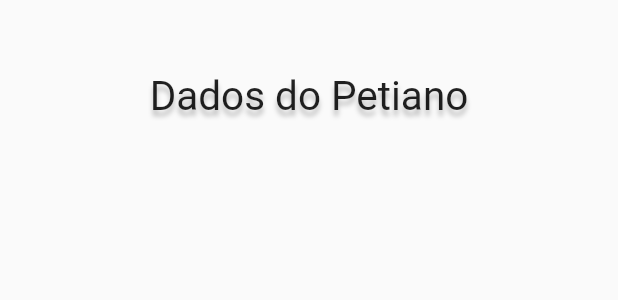
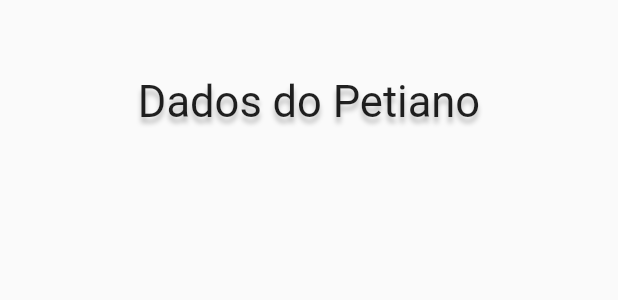
Before and after one commit to MahatKC/organizapet, a Flutter app: the PageTitle widget shown alone on an empty page, opened directly, on a phone screen of 412 x 824 dp. Shown: the top 300 px of the screen. Run offline on Flutter 3.47's test engine with Material 2 defaults, Android fonts, the phone set to English and light mode, and no system bars; our stand-ins replace cloud_firestore, firebase_auth, firebase_core, google_fonts; accounts and stored records are empty.

Commit message:
widget dado do petiano
Co-authored-by: Leonardo Vanzin <EnergyFall266@users.noreply.github.com>

```diff
--- /dev/null
+++ b/organizapet/lib/modules/visualizar_dados_petiano/visualizar_dados_petiano.dart
@@ -0,0 +1,35 @@
+import 'package:flutter/material.dart';
+import 'package:organizapet/shared/themes/app_colors.dart';
+import 'package:organizapet/shared/themes/app_images.dart';
+import 'package:organizapet/shared/widgets/app_bar/appBar.dart';
+import 'package:organizapet/shared/widgets/box_info/box_info.dart';
+import 'package:organizapet/shared/widgets/menu/menuSanduiche.dart';
+import 'package:organizapet/shared/widgets/page_title/page_title.dart';
+
+class VisualizarDadosPetiano extends StatefulWidget {
+  const VisualizarDadosPetiano({Key? key}) : super(key: key);
+
+  @override
+  _VisualizarDadosPetianoState createState() => _VisualizarDadosPetianoState();
+}
+
+class _VisualizarDadosPetianoState extends State<VisualizarDadosPetiano> {
+  @override
+  Widget build(BuildContext context) {
+    return MaterialApp(
+        debugShowCheckedModeBanner: false,
+        home: Scaffold(
+            backgroundColor: AppColors.background,
+            drawer: MenuSanduiche(),
+            appBar: AppBar(
+              title: BarraApp(),
+            ),
+            body: ListView(children: [
+              PageTitle(title: "Dados do Petiano"),
+              BoxInfo(
+                imagem: AppImages.google,
+              ),
+              Center(child: Image.asset(AppImages.usuario)),
+            ])));
+  }
+}
--- a/organizapet/lib/screen_manager.dart
+++ b/organizapet/lib/screen_manager.dart
@@ -3,6 +3,7 @@ import 'package:organizapet/modules/login/login_page.dart';
 import 'package:organizapet/modules/lista_petianos/lista_petianos.dart';
 import 'package:organizapet/modules/dados_petiano/petiano.dart';
 import 'package:organizapet/modules/splash/splash_page.dart';
+import 'package:organizapet/modules/visualizar_dados_petiano/visualizar_dados_petiano.dart';
 
 class ScreenManager extends StatelessWidget {
   const ScreenManager({Key? key}) : super(key: key);
@@ -12,10 +13,11 @@ class ScreenManager extends StatelessWidget {
     return MaterialApp(
       debugShowCheckedModeBanner: false,
       title: 'OrganizaPET',
-      initialRoute: '/splash',
+      initialRoute: '/visualizar_dados_petiano',
       routes: {
         '/splash': (context) => SplashPage(),
         '/lista_petianos': (context) => ListaPetianos(),
+        '/visualizar_dados_petiano': (context) => VisualizarDadosPetiano(),
         //'/visualizar_petiano': (context) =>
         '/dados_petiano': (context) => PerfilUsuario(
             nome: ModalRoute.of(context)!.settings.arguments as String)
--- a/organizapet/lib/shared/themes/app_colors.dart
+++ b/organizapet/lib/shared/themes/app_colors.dart
@@ -13,4 +13,5 @@ class AppColors {
   static final boxList = Color(0xFF6FC3E8).withOpacity(0.15);
   static final boxListBorder = Color(0xFF6FC3E8);
   static final arrow = Color(0xFF646161).withOpacity(0.88);
+  static final infoBox = Color(0xFF666666);
 }
--- a/organizapet/lib/shared/themes/app_images.dart
+++ b/organizapet/lib/shared/themes/app_images.dart
@@ -1,4 +1,17 @@
 class AppImages {
   static const logoOrganiza = "assets/images/logo.png";
-  static  const google = "assets/images/google.png";
+  static const google = "assets/images/google.png";
+  static const ano = "assets/images/Ano.png";
+  static const dataNascimento = "assets/images/birthday-cake.png";
+  static const cpf = "assets/images/CPF.png";
+  static const rg = "assets/images/RG.png";
+  static const github = "assets/images/github.png";
+  static const icv = "assets/images/ICV.png";
+  static const insta = "assets/images/instagram.png";
+  static const email = "assets/images/mail.png";
+  static const orientador = "assets/images/Orientador.png";
+  static const telefone = "assets/images/phone.png";
+  static const camiseta = "assets/images/tshirt.png";
+  static const unioeste = "assets/images/Unio.png";
+  static const usuario = "assets/images/user.png";
 }
--- a/organizapet/lib/shared/themes/app_text_styles.dart
+++ b/organizapet/lib/shared/themes/app_text_styles.dart
@@ -29,8 +29,7 @@ class TextStyles {
           color: Colors.black.withOpacity(0.25),
           offset: Offset(0, 3),
         )
-  ]
-  );
+      ]);
 
   static final button = GoogleFonts.actor(
     fontSize: 19,
@@ -47,4 +46,9 @@ class TextStyles {
     fontSize: 16,
     color: AppColors.subtitleBoxList,
   );
+
+  static final infoBox = GoogleFonts.inter(
+    fontSize: 18,
+    color: AppColors.infoBox,
+  );
 }
--- a/organizapet/lib/shared/widgets/page_title/page_title.dart
+++ b/organizapet/lib/shared/widgets/page_title/page_title.dart
@@ -12,7 +12,7 @@ class PageTitle extends StatelessWidget {
     return Center(
         heightFactor: 4,
         child: Text(title,
-            style: TextStyle(fontSize: 27, shadows: [
+            style: TextStyle(fontSize: 29, shadows: [
               Shadow(
                 blurRadius: 4,
                 color: Colors.black.withOpacity(0.25),
```
Also changed, not shown: organizapet/lib/shared/widgets/box_info/box_info.dart (added, +33 -0 lines), organizapet/pubspec.yaml (+17 -2 lines), organizapet/assets/images/user.png (added), organizapet/lib/user.png (added). Lines whose indentation alone changed are shown as unchanged.
